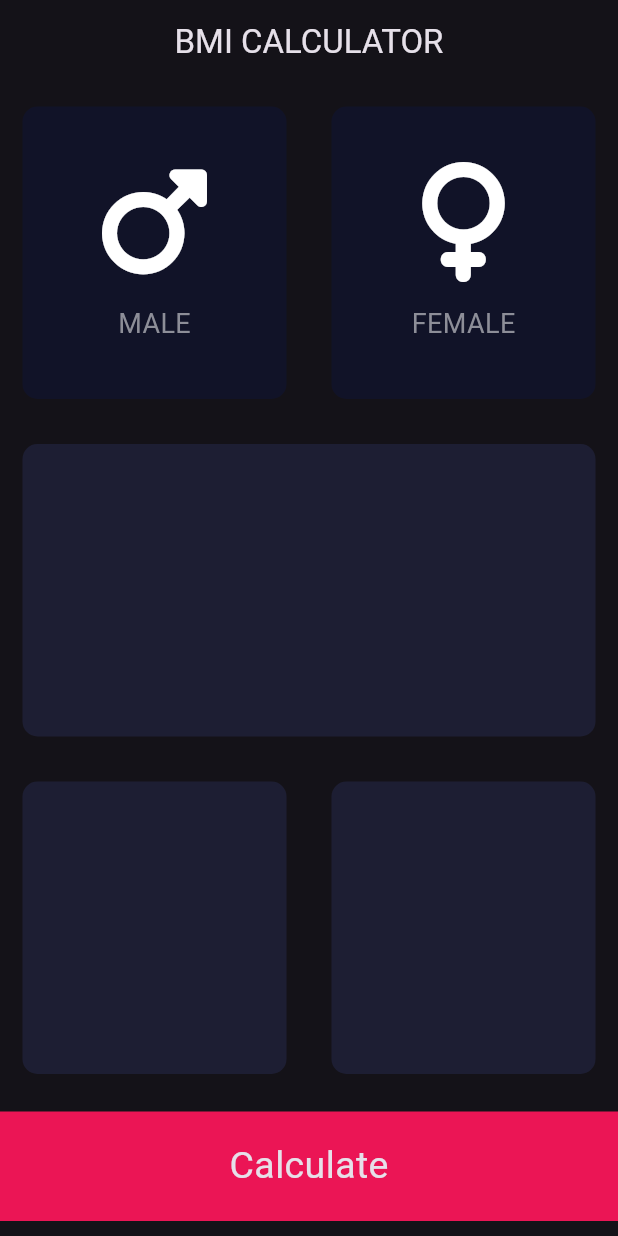
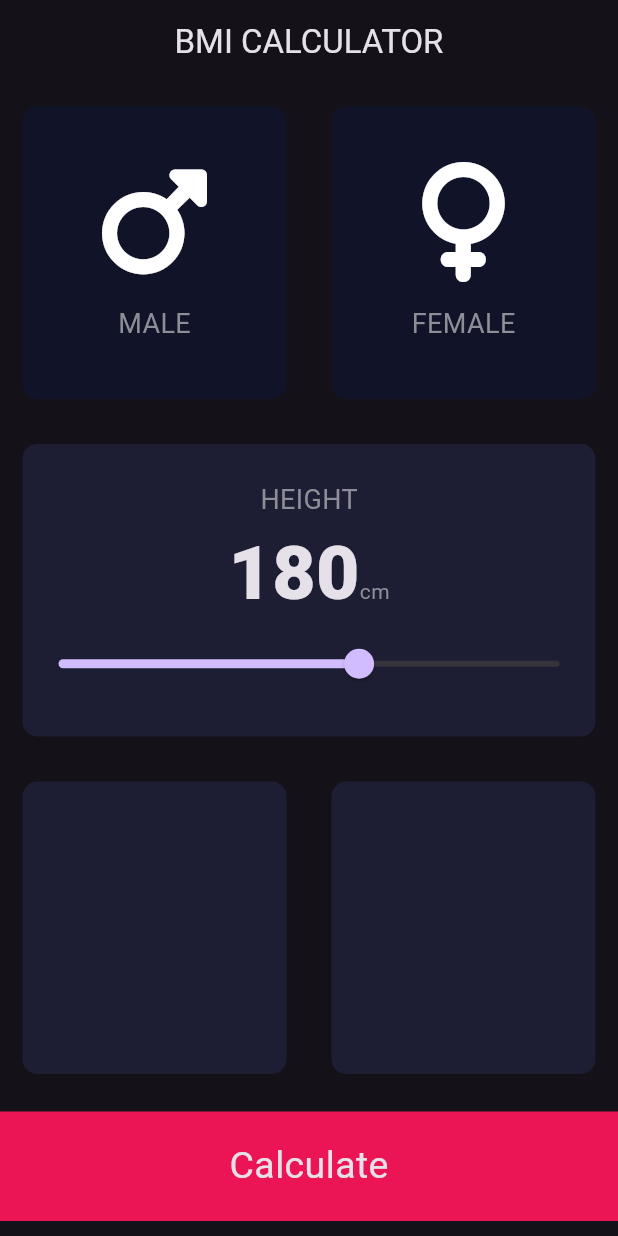
Before and after one commit to aayushronghe/BMI_Calculator, a Flutter app: the screen it shows after launch, on a phone screen of 412 x 824 dp. Run offline on Flutter 3.47's test engine with Material 3 defaults, Android fonts, the phone set to English and light mode, and no system bars; our stand-ins replace font_awesome_flutter.

Commit message:
Add slider

```diff
--- /dev/null
+++ b/lib/constants.dart
@@ -0,0 +1,7 @@
+import 'package:flutter/material.dart';
+
+const kBottomContainerHeight = 73.0;
+const kActiveCardColor = 0xff1d1e33;
+const kInactiveCardColor = 0xff111328;
+
+const kNumberStyle = TextStyle(fontSize: 50, fontWeight: FontWeight.w900);
--- a/lib/input_page.dart
+++ b/lib/input_page.dart
@@ -1,10 +1,7 @@
 import 'package:flutter/material.dart';
 import 'icon_content.dart';
 import 'reusable_card.dart';
-
-const bottomContainerHeight = 73.0;
-const activeCardColor = 0xff1d1e33;
-const inactiveCardColor = 0xff111328;
+import 'constants.dart';
 
 enum Gender { male, female, none }
 
@@ -15,6 +12,7 @@ class InputPage extends StatefulWidget {
 
 class _InputPageState extends State<InputPage> {
   Gender selectGender = Gender.none;
+  int height = 180;
 
   @override
   Widget build(BuildContext context) {
@@ -25,6 +23,7 @@ class _InputPageState extends State<InputPage> {
         ),
       ),
       body: Column(
+        crossAxisAlignment: CrossAxisAlignment.stretch,
         children: [
           Expanded(
             child: Row(
@@ -37,8 +36,8 @@ class _InputPageState extends State<InputPage> {
                       });
                     },
                     colour: selectGender == Gender.male
-                        ? Color(activeCardColor)
-                        : Color(inactiveCardColor),
+                        ? Color(kActiveCardColor)
+                        : Color(kInactiveCardColor),
                     cardChild: MaleFemaleWidget('MALE'),
                   ),
                 ),
@@ -50,8 +49,8 @@ class _InputPageState extends State<InputPage> {
                       });
                     },
                     colour: selectGender == Gender.female
-                        ? Color(activeCardColor)
-                        : Color(inactiveCardColor),
+                        ? Color(kActiveCardColor)
+                        : Color(kInactiveCardColor),
                     cardChild: MaleFemaleWidget('FEMALE'),
                   ),
                 )
@@ -60,8 +59,44 @@ class _InputPageState extends State<InputPage> {
           ),
           Expanded(
             child: ReusableCard(
-              colour: Color(activeCardColor),
-              cardChild: Row(),
+              colour: Color(kActiveCardColor),
+              cardChild: Column(
+                mainAxisAlignment: MainAxisAlignment.center,
+                children: [
+                  Text(
+                    'HEIGHT',
+                    style: TextStyle(
+                      fontSize: 18.0,
+                      color: Color(0xff8d8e98),
+                    ),
+                  ),
+                  Row(
+                    crossAxisAlignment: CrossAxisAlignment.baseline,
+                    mainAxisAlignment: MainAxisAlignment.center,
+                    textBaseline: TextBaseline.alphabetic,
+                    children: [
+                      Text(
+                        height.toString(),
+                        style: kNumberStyle,
+                      ),
+                      Text(
+                        'cm',
+                        style: TextStyle(color: Color(0xff8d8e98)),
+                      ),
+                    ],
+                  ),
+                  Slider(
+                    value: height.toDouble(),
+                    min: 120.0,
+                    max: 220.0,
+                    onChanged: (double newValue) {
+                      setState(() {
+                        height = newValue.toInt();
+                      });
+                    },
+                  )
+                ],
+              ),
               onPress: () {},
             ),
           ),
@@ -70,14 +105,14 @@ class _InputPageState extends State<InputPage> {
               children: [
                 Expanded(
                   child: ReusableCard(
-                    colour: Color(activeCardColor),
+                    colour: Color(kActiveCardColor),
                     cardChild: Column(),
                     onPress: () {},
                   ),
                 ),
                 Expanded(
                   child: ReusableCard(
-                    colour: Color(activeCardColor),
+                    colour: Color(kActiveCardColor),
                     cardChild: Column(),
                     onPress: () {},
                   ),
@@ -94,7 +129,7 @@ class _InputPageState extends State<InputPage> {
             color: Color(0xffeb1555),
             margin: EdgeInsets.symmetric(vertical: 10.0),
             width: double.infinity,
-            height: bottomContainerHeight,
+            height: kBottomContainerHeight,
           )
         ],
       ),
```
